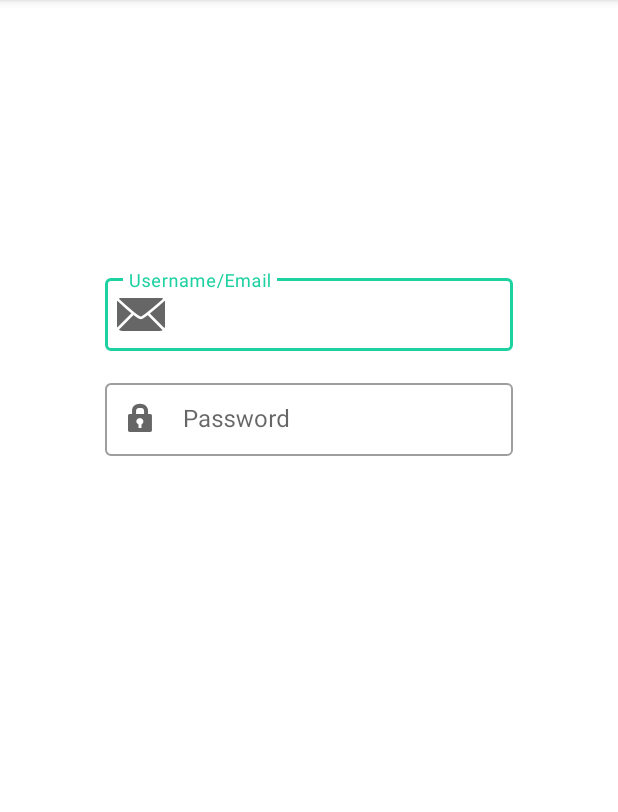
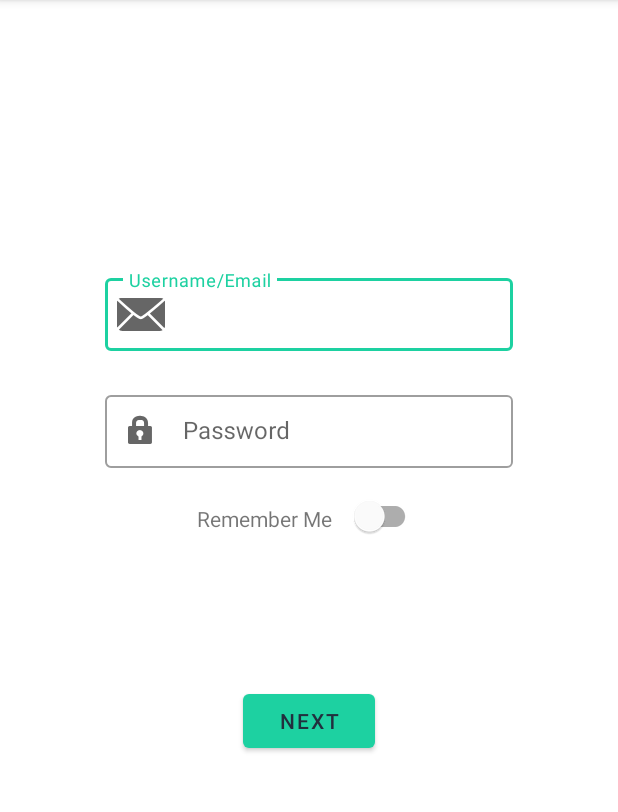
Before and after one commit to avanipatel9/C0772788_W2020_MAD3125_FP, an Android app: the screen it shows after launch (LoginActivity), on a phone screen of 412 x 824 dp, the part 84-896 px from its top. Run offline under Robolectric (Android 15) with nearby library versions, the phone set to English and light mode, and no system bars.

Commit message:
[AP] Remember Me switch and button added on login screen

```diff
--- a/app/src/main/res/layout/activity_login.xml
+++ b/app/src/main/res/layout/activity_login.xml
@@ -16,7 +16,6 @@
         android:layout_marginTop="180dp"
         android:layout_marginEnd="70dp"
         android:hint="Username/Email"
-        android:textColor="@color/colorPrimary"
         app:layout_constraintEnd_toEndOf="parent"
         app:layout_constraintStart_toStartOf="parent"
         app:layout_constraintTop_toTopOf="parent"
@@ -33,11 +32,10 @@
         style="@style/Widget.MaterialComponents.TextInputLayout.OutlinedBox.Dense"
         android:layout_width="match_parent"
         android:layout_height="wrap_content"
+        android:layout_marginStart="70dp"
+        android:layout_marginTop="24dp"
+        android:layout_marginEnd="70dp"
         android:hint="Password"
-        android:textColor="@color/colorPrimary"
-        android:layout_marginStart="70dp"
-        android:layout_marginEnd="70dp"
-        android:layout_marginTop="16dp"
         app:layout_constraintEnd_toEndOf="parent"
         app:layout_constraintStart_toStartOf="parent"
         app:layout_constraintTop_toBottomOf="@id/txt_email"
@@ -50,7 +48,40 @@
 
     </com.google.android.material.textfield.TextInputLayout>
 
+    <com.google.android.material.textview.MaterialTextView
+        android:id="@+id/materialTextView"
+        android:layout_width="0dp"
+        android:layout_height="wrap_content"
+        android:layout_marginStart="131dp"
+        android:layout_marginTop="24dp"
+        android:text="Remember Me"
+        app:layout_constraintStart_toStartOf="parent"
+        app:layout_constraintTop_toBottomOf="@id/txt_password" />
 
+    <com.google.android.material.switchmaterial.SwitchMaterial
+        android:id="@+id/switchMaterial"
+        android:layout_width="0dp"
+        android:layout_height="wrap_content"
+        android:layout_marginStart="8dp"
+        android:layout_marginTop="8dp"
+        android:layout_marginEnd="131dp"
+        app:layout_constraintEnd_toEndOf="parent"
+        app:layout_constraintStart_toEndOf="@+id/materialTextView"
+        app:layout_constraintTop_toBottomOf="@+id/txt_password" />
+
+    <com.google.android.material.button.MaterialButton
+        android:layout_width="wrap_content"
+        android:layout_height="wrap_content"
+        android:layout_marginStart="161dp"
+        android:layout_marginTop="100dp"
+        android:layout_marginEnd="162dp"
+        android:layout_marginBottom="275dp"
+        android:text="Next"
+        android:textColor="@color/colorAccent"
+        app:layout_constraintBottom_toBottomOf="parent"
+        app:layout_constraintEnd_toEndOf="parent"
+        app:layout_constraintStart_toStartOf="parent"
+        app:layout_constraintTop_toBottomOf="@+id/switchMaterial" />
 
 
 </androidx.constraintlayout.widget.ConstraintLayout>
```
